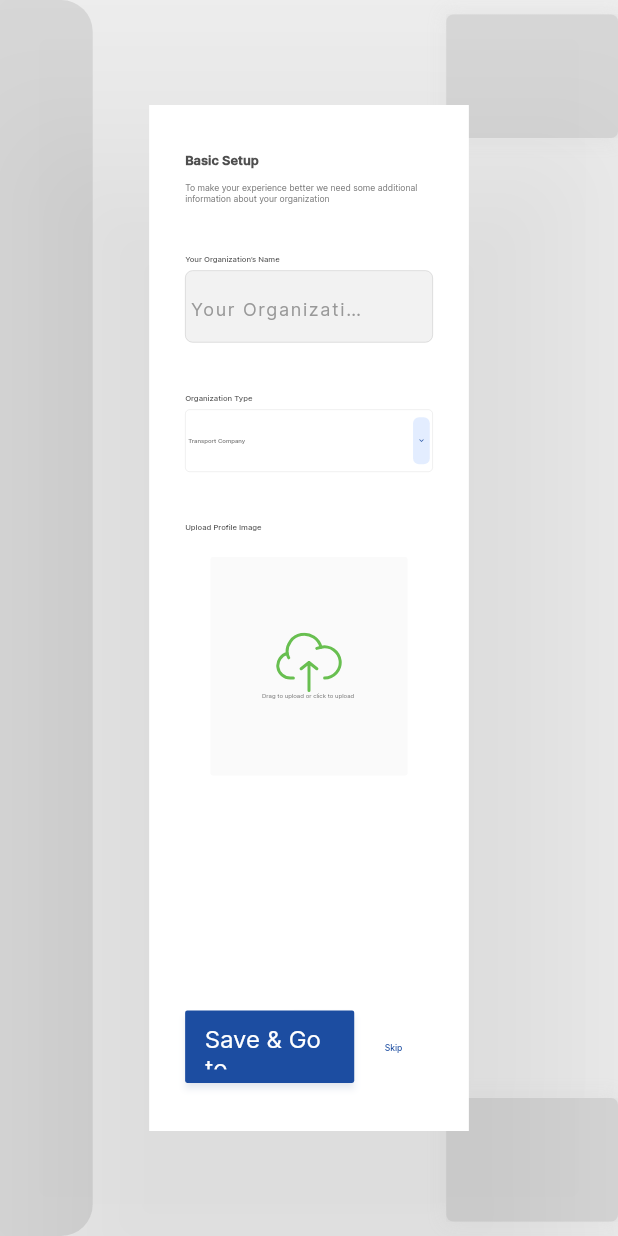
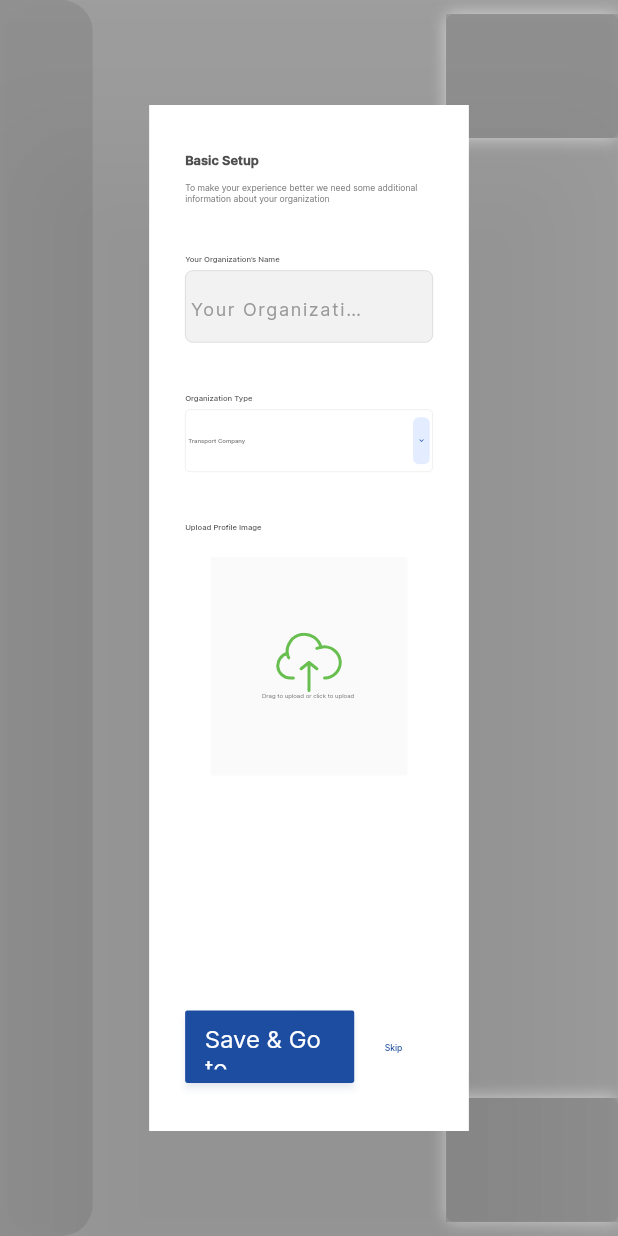
Before and after one commit to Serticode/urban-transit-admin, a Flutter app: the BasicSetup screen opened by its route, on a phone screen of 412 x 824 dp. Run offline on Flutter 3.47's test engine with Material 3 defaults, Android fonts, the phone set to English and light mode, and no system bars; drawn by our look-alikes of dropdown_button2, shimmer; our stand-ins replace audioplayers, avatar_glow, awesome_snackbar_content, dio, fl_chart, flutter_animate and 10 more; missing offline and left inert: flutter_polyline_points, flutter_sound_record, universal_html; statements that could not run were skipped.

```diff
--- a/lib/screens/auth/basic_setup/widget/shimmer.dart
+++ b/lib/screens/auth/basic_setup/widget/shimmer.dart
@@ -14,15 +14,15 @@ class BasicSetupShimmer extends ConsumerWidget {
     return Stack(
       children: [
         Shimmer.fromColors(
-          baseColor: Colors.grey.shade200,
+          baseColor: Colors.grey.shade500,
           highlightColor: Colors.grey.shade300,
           child: const DashboardMap(),
         ),
         Stack(
           children: [
             Shimmer.fromColors(
-              baseColor: AppThemeColours.appGrey.withOpacity(0.2),
-              highlightColor: AppThemeColours.appGreyBGColour.withOpacity(0.2),
+              baseColor: AppThemeColours.appGrey.withOpacity(0.5),
+              highlightColor: AppThemeColours.appGreyBGColour.withOpacity(0.5),
               child: Container(
                 height: MediaQuery.of(context).size.height,
                 width: MediaQuery.of(context).size.width * 0.15,
@@ -34,31 +34,37 @@ class BasicSetupShimmer extends ConsumerWidget {
                   ),
                 ),
               ),
-            ).align(Alignment.topLeft),
+            ).align(
+              Alignment.topLeft,
+            ),
 
             //!
             Shimmer.fromColors(
-              baseColor: AppThemeColours.appGrey.withOpacity(0.2),
-              highlightColor: AppThemeColours.appGreyBGColour.withOpacity(0.2),
+              baseColor: AppThemeColours.appGrey.withOpacity(0.5),
+              highlightColor: AppThemeColours.appGreyBGColour.withOpacity(0.5),
               child: DashboardInboxView(
                 height: MediaQuery.of(context).size.height * 0.1,
                 minimize: () {},
                 maximize: () {},
                 close: () {},
               ),
-            ).generalVerticalPadding.align(Alignment.topRight),
+            ).generalVerticalPadding.align(
+                  Alignment.topRight,
+                ),
 
             //!
             Shimmer.fromColors(
-              baseColor: AppThemeColours.appGrey.withOpacity(0.2),
-              highlightColor: AppThemeColours.appGreyBGColour.withOpacity(0.2),
+              baseColor: AppThemeColours.appGrey.withOpacity(0.5),
+              highlightColor: AppThemeColours.appGreyBGColour.withOpacity(0.5),
               child: DashboardInboxView(
                 height: MediaQuery.of(context).size.height * 0.1,
                 minimize: () {},
                 maximize: () {},
                 close: () {},
               ),
-            ).generalVerticalPadding.align(Alignment.bottomRight),
+            ).generalVerticalPadding.align(
+                  Alignment.bottomRight,
+                ),
           ],
         )
       ],
--- a/lib/screens/auth/new_auth_setup/widget/auth_success_or_failure.dart
+++ b/lib/screens/auth/new_auth_setup/widget/auth_success_or_failure.dart
@@ -89,7 +89,9 @@ class AuthSuccessOrFailure extends StatelessWidget {
                       AppTexts.authSuccessNotice,
                       textAlign: TextAlign.center,
                       style: textTheme.bodyMedium?.copyWith(
-                          fontWeight: FontWeight.w500, fontSize: 20.0.sp),
+                        fontWeight: FontWeight.w500,
+                        fontSize: 18.0.sp,
+                      ),
                     ),
 
                     //! SPACER
--- a/lib/screens/dashboard/map/helpers/map_helpers.dart
+++ b/lib/screens/dashboard/map/helpers/map_helpers.dart
@@ -1,43 +1,40 @@
 import "dart:math";
 import "package:google_maps_flutter/google_maps_flutter.dart";
 import "package:urban_transit_admin/services/models/metro_station/metro_station.dart";
-import "package:urban_transit_admin/theme/theme.dart";
 
 //!
 //! SAMPLE STATIONS
-
 class MapHelper {
   const MapHelper();
 
-  static final ikorodu = MetroStation(
+  static const ikorodu = MetroStation(
     name: "Ikorodu",
-    position: const LatLng(6.616865, 3.508072),
+    position: LatLng(6.616865, 3.508072),
   );
 
-  static final cms = MetroStation(
+  static const cms = MetroStation(
     name: "CMS",
-    position: const LatLng(6.4488, 3.3910),
+    position: LatLng(6.4488, 3.3910),
   );
 
-  static final anthony = MetroStation(
+  static const anthony = MetroStation(
     name: "Anthony",
-    position: const LatLng(6.5594, 3.3689),
+    position: LatLng(6.5594, 3.3689),
   );
 
-  static final ikotun = MetroStation(
+  static const ikotun = MetroStation(
     name: "Ikotun",
-    position: const LatLng(6.5479921, 3.2678211),
+    position: LatLng(6.5479921, 3.2678211),
   );
 
-  static final ikeja = MetroStation(
+  static const ikeja = MetroStation(
     name: "Ikeja",
-    position: const LatLng(6.5921, 3.3386),
+    position: LatLng(6.5921, 3.3386),
   );
 
   //! LINES
-  static final _line1 = MetroLine(
+  static const _line1 = MetroLine(
     name: "Line 1",
-    color: AppThemeColours.activeButtonBlue,
     stations: [
       ikorodu,
       anthony,
@@ -45,16 +42,15 @@ class MapHelper {
     ],
   );
 
-  static final _line2 = MetroLine(
+  static const _line2 = MetroLine(
     name: "Line 2",
-    color: AppThemeColours.appAmber,
     stations: [
       ikeja,
       ikotun,
     ],
   );
 
-  static final lines = [_line1, _line2];
+  static const lines = [_line1, _line2];
 
   //!
   static MetroStation getDestinationPoint({
--- a/lib/screens/widgets/app_text_form_field.dart
+++ b/lib/screens/widgets/app_text_form_field.dart
@@ -15,6 +15,7 @@ class AppTextFormField extends ConsumerWidget {
   final Color? suffixIconColour;
   final EdgeInsets? padding;
   final void Function(String)? onChanged;
+  final void Function(String?)? onFieldSubmitted;
 
   //! CONSTRUCTOR
   const AppTextFormField({
@@ -25,6 +26,7 @@ class AppTextFormField extends ConsumerWidget {
     this.validator,
     this.obscuringCharacter,
     this.onChanged,
+    this.onFieldSubmitted,
     this.hintText,
     this.suffixIcon,
     this.suffixIconColour,
@@ -126,6 +128,7 @@ class AppTextFormField extends ConsumerWidget {
       //! FUNCTIONS
       validator: validator,
       onChanged: onChanged,
+      onSaved: onFieldSubmitted,
     );
   }
 }
--- a/lib/services/controllers/dashboard_page_controller.dart
+++ b/lib/services/controllers/dashboard_page_controller.dart
@@ -17,7 +17,7 @@ final dashboardPageController =
 class DashboardPageController extends AsyncNotifier<DashboardDrawerPages> {
   //!
   @override
-  FutureOr<DashboardDrawerPages> build() => DashboardDrawerPages.dashboardPage;
+  FutureOr<DashboardDrawerPages> build() => DashboardDrawerPages.driversPage;
 
   void setCurrentPage({required DashboardDrawerPages currentPage}) =>
       state = AsyncValue.data(currentPage);
--- a/lib/services/models/metro_station/metro_station.dart
+++ b/lib/services/models/metro_station/metro_station.dart
@@ -1,20 +1,17 @@
-import 'package:flutter/material.dart';
 import 'package:google_maps_flutter/google_maps_flutter.dart';
 
 class MetroLine {
-  MetroLine({
+  const MetroLine({
     required this.name,
-    required this.color,
     required this.stations,
   });
 
   final String name;
-  final Color color;
   final List<MetroStation> stations;
 }
 
 class MetroStation {
-  MetroStation({
+  const MetroStation({
     required this.name,
     required this.position,
     this.underConstruction = false,
--- a/lib/shared/utils/app_screen_utils.dart
+++ b/lib/shared/utils/app_screen_utils.dart
@@ -162,7 +162,7 @@ abstract class AppScreenUtils {
           barrierColor: AppThemeColours.appDialogueBarrierColour,
 
           //! OTHER NEEDED PARAMETERS
-          barrierDismissible: false,
+          barrierDismissible: true,
           barrierLabel: "App Default Dialogue",
           context: theBuildContext,
 
--- a/pubspec.yaml
+++ b/pubspec.yaml
@@ -55,6 +55,7 @@ dependencies:
   flutter_dotenv: ^5.1.0
   universal_html: ^2.2.4
   firebase_core: ^2.24.2
+  search_choices: ^2.2.7
 
 dev_dependencies:
   flutter_test:
```
Also changed, not shown: lib/screens/dashboard/map/dashboard_map.dart (+41 -1 lines), lib/services/controllers/map_controller.dart (added, +182 -0 lines), lib/assets/icons/filterIcon.svg (added), pubspec.lock.
